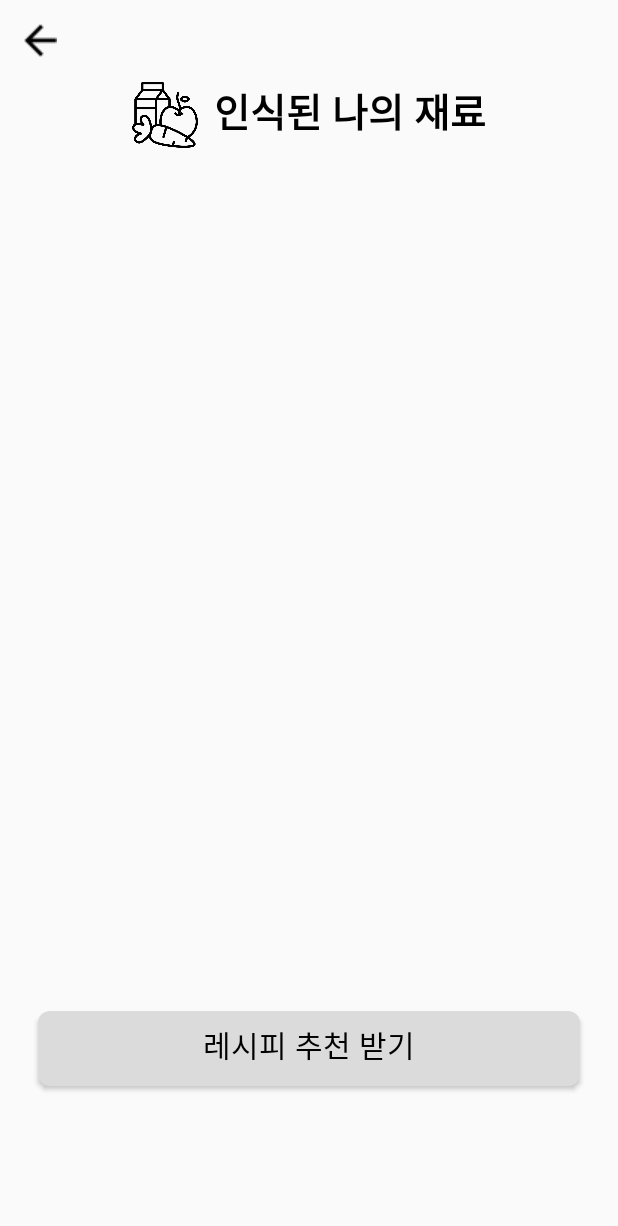
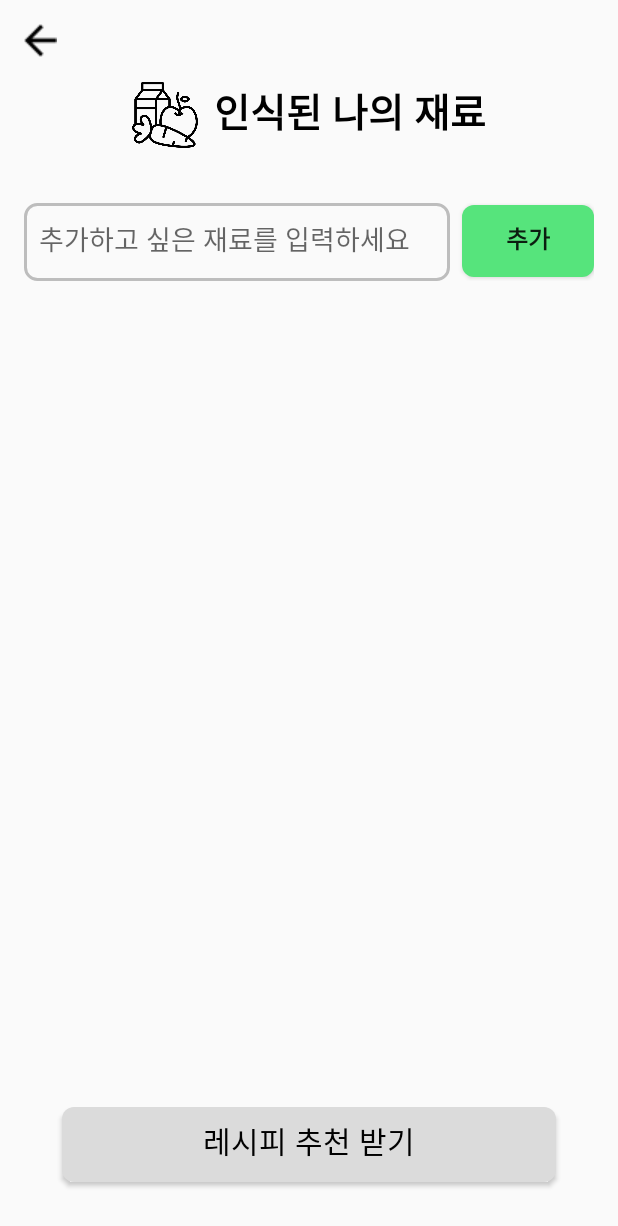
Before and after one commit to YeRimmm-Cho/FLOW_FE, an Android app built with Jetpack Compose: the CheckIngredientActivity screen opened directly, with no data from a screen before it, on a phone screen of 412 x 824 dp. Shown: the top 1226 px of the screen. Run offline under Robolectric (Android 15) with nearby library versions, the phone set to English and light mode, and no system bars; pictures from the network do not load.

Commit message:
Feat: 재료 추가 및 삭제 기능 구현

```diff
--- a/app/src/main/java/com/example/martfia/CheckIngredientActivity.kt
+++ b/app/src/main/java/com/example/martfia/CheckIngredientActivity.kt
@@ -2,8 +2,7 @@ package com.example.martfia
 
 import android.content.Intent
 import android.os.Bundle
-import android.widget.Button
-import android.widget.Toast
+import android.widget.*
 import androidx.appcompat.app.AppCompatActivity
 import androidx.recyclerview.widget.LinearLayoutManager
 import androidx.recyclerview.widget.RecyclerView
@@ -11,6 +10,7 @@ import com.example.martfia.adapter.IngredientAdapter
 import com.example.martfia.model.Ingredient
 import com.example.martfia.model.request.RecommendedRecipeRequest
 import com.example.martfia.model.response.RecommendedRecipeResponse
+import com.example.martfia.service.MartfiaRetrofitClient
 import com.example.martfia.service.RecommendedRecipeService
 import retrofit2.Call
 import retrofit2.Callback
@@ -18,50 +18,81 @@ import retrofit2.Response
 
 class CheckIngredientActivity : AppCompatActivity() {
 
+    private lateinit var ingredientAdapter: IngredientAdapter
+    private val ingredientList = mutableListOf<Ingredient>() // 재료 리스트
     private lateinit var recommendedRecipeService: RecommendedRecipeService
 
     override fun onCreate(savedInstanceState: Bundle?) {
         super.onCreate(savedInstanceState)
         setContentView(R.layout.activity_check_ingredient)
 
+        val backButton = findViewById<ImageView>(R.id.backButton)
+        val ingredientRecyclerView = findViewById<RecyclerView>(R.id.ingredientRecyclerView)
+        val ingredientEditText = findViewById<EditText>(R.id.ingredientEditText)
+        val addIngredientButton = findViewById<Button>(R.id.addIngredientButton)
+        val recommendRecipeButton = findViewById<Button>(R.id.recommendRecipeButton)
+
+        backButton.setOnClickListener { finish() }
+
         // RecyclerView 설정
-        val ingredientRecyclerView = findViewById<RecyclerView>(R.id.ingredientRecyclerView)
+        ingredientAdapter = IngredientAdapter(
+            ingredientList,
+            onDeleteClick = { ingredient -> deleteIngredient(ingredient) }
+        )
         ingredientRecyclerView.layoutManager = LinearLayoutManager(this)
+        ingredientRecyclerView.adapter = ingredientAdapter
 
-        // Intent로부터 재료 리스트 받기 (Ingredient 객체 리스트)
-        val ingredients = intent.getParcelableArrayListExtra<Ingredient>("saved_ingredients") ?: arrayListOf()
+        // 초기 재료 리스트 가져오기
+        val savedIngredients = intent.getParcelableArrayListExtra<Ingredient>("saved_ingredients") ?: arrayListOf()
+        ingredientList.addAll(savedIngredients)
+        ingredientAdapter.notifyDataSetChanged()
 
-        // 어댑터 설정
-        val adapter = IngredientAdapter(ingredients)
-        ingredientRecyclerView.adapter = adapter
+        // 재료 추가 버튼 클릭 이벤트
+        addIngredientButton.setOnClickListener {
+            val ingredientName = ingredientEditText.text.toString().trim()
+            if (ingredientName.isNotEmpty()) {
+                val newIngredient = Ingredient(image_url = "", name = ingredientName) // 이미지 URL은 비어 있을 수 있음
+                ingredientList.add(newIngredient)
+                ingredientAdapter.notifyItemInserted(ingredientList.size - 1)
+                ingredientEditText.text.clear()
+            } else {
+                Toast.makeText(this, "재료 이름을 입력하세요.", Toast.LENGTH_SHORT).show()
+            }
+        }
 
-        // "레시피 추천 받기" 버튼 설정
-        val recommendRecipeButton = findViewById<Button>(R.id.recommendRecipeButton)
+        // 레시피 추천 버튼 클릭 이벤트
         recommendRecipeButton.setOnClickListener {
-            // 레시피 추천 API 호출 (재료 리스트 넘김)
-            getRecommendedRecipes(ingredients)
+            if (ingredientList.isNotEmpty()) {
+                sendIngredientsToBackend()
+            } else {
+                Toast.makeText(this, "재료를 추가해주세요.", Toast.LENGTH_SHORT).show()
+            }
         }
     }
 
-    private fun getRecommendedRecipes(ingredients: List<Ingredient>) {
-        val ingredientNames = ingredients.map { it.name }
+    private fun deleteIngredient(ingredient: Ingredient) {
+        val index = ingredientList.indexOf(ingredient)
+        if (index != -1) {
+            ingredientList.removeAt(index)
+            ingredientAdapter.notifyItemRemoved(index)
+        }
+    }
 
-        if (ingredientNames.isEmpty()) {
-            Toast.makeText(this, "재료가 없습니다.", Toast.LENGTH_SHORT).show()
-            return
-        }
+    private fun sendIngredientsToBackend() {
+        val ingredientNames = ingredientList.map { it.name }
 
         val request = RecommendedRecipeRequest(
             ingredients = ingredientNames
         )
 
+        recommendedRecipeService = MartfiaRetrofitClient.createService(RecommendedRecipeService::class.java)
         recommendedRecipeService.getRecommendedRecipes(request).enqueue(object : Callback<RecommendedRecipeResponse> {
             override fun onResponse(call: Call<RecommendedRecipeResponse>, response: Response<RecommendedRecipeResponse>) {
                 if (response.isSuccessful) {
                     val recipeList = response.body()?.recipes
                     if (!recipeList.isNullOrEmpty()) {
                         val intent = Intent(this@CheckIngredientActivity, RecommendedRecipeActivity::class.java)
-                        intent.putParcelableArrayListExtra("recipe_list", ArrayList(recipeList)) // Parcelable로 리스트 전달
+                        intent.putParcelableArrayListExtra("recipe_list", ArrayList(recipeList)) // Parcelable로 전달
                         startActivity(intent)
                     } else {
                         Toast.makeText(this@CheckIngredientActivity, "추천 레시피가 없습니다.", Toast.LENGTH_SHORT).show()
@@ -76,5 +107,4 @@ class CheckIngredientActivity : AppCompatActivity() {
             }
         })
     }
-
 }
--- a/app/src/main/java/com/example/martfia/adapter/IngredientAdapter.kt
+++ b/app/src/main/java/com/example/martfia/adapter/IngredientAdapter.kt
@@ -10,11 +10,15 @@ import com.bumptech.glide.Glide
 import com.example.martfia.R
 import com.example.martfia.model.Ingredient
 
-class IngredientAdapter(private val ingredientList: List<Ingredient>) : RecyclerView.Adapter<IngredientAdapter.ViewHolder>() {
+class IngredientAdapter(
+    private val ingredientList: MutableList<Ingredient>,
+    private val onDeleteClick: (Ingredient) -> Unit // 삭제 버튼 클릭 처리
+) : RecyclerView.Adapter<IngredientAdapter.ViewHolder>() {
 
     class ViewHolder(view: View) : RecyclerView.ViewHolder(view) {
         val ingredientTextView: TextView = view.findViewById(R.id.ingredientTextView)
         val ingredientImageView: ImageView = view.findViewById(R.id.ingredientImageView)
+        val deleteButton: ImageView = view.findViewById(R.id.deleteButton)
         val dividerView: View = view.findViewById(R.id.dividerView)
     }
 
@@ -38,7 +42,12 @@ class IngredientAdapter(private val ingredientList: List<Ingredient>) : Recycler
             .error(R.drawable.ic_vege) // 로드 실패 시 이미지
             .into(holder.ingredientImageView)
 
-        // 마지막 항목인지 확인
+        // 삭제 버튼 클릭 이벤트 처리
+        holder.deleteButton.setOnClickListener {
+            onDeleteClick(ingredient)
+        }
+
+        // 마지막 항목인지 확인 후 구분선 처리
         if (position == ingredientList.size - 1) {
             holder.dividerView.visibility = View.GONE // 마지막 항목은 구분선 숨김
         } else {
--- /dev/null
+++ b/app/src/main/res/drawable/rec_stroke_grey.xml
@@ -0,0 +1,19 @@
+<shape xmlns:android="http://schemas.android.com/apk/res/android">
+    <!-- 투명한 배경 -->
+    <solid android:color="@android:color/transparent" />
+
+    <!-- 회색 테두리 -->
+    <stroke
+        android:width="2dp"
+        android:color="#BDBDBD" /> <!-- 테두리 색상 -->
+
+    <!-- 모서리 둥글게 설정 -->
+    <corners android:radius="8dp" />
+
+    <!-- 패딩 설정 -->
+    <padding
+        android:left="12dp"
+        android:top="12dp"
+        android:right="12dp"
+        android:bottom="12dp" />
+</shape>
--- a/app/src/main/res/layout/activity_check_ingredient.xml
+++ b/app/src/main/res/layout/activity_check_ingredient.xml
@@ -4,7 +4,7 @@
     android:layout_width="match_parent"
     android:layout_height="match_parent"
     android:orientation="vertical"
->
+    android:padding="16dp">
 
     <!-- 뒤로 가기 버튼 -->
     <ImageView
@@ -13,13 +13,14 @@
         android:layout_height="wrap_content"
         android:contentDescription="뒤로 가기"
         app:srcCompat="@drawable/ic_arrow_back"
-        android:layout_margin="16dp"/>
+        android:layout_marginBottom="16dp" />
 
     <LinearLayout
         android:layout_width="match_parent"
         android:layout_height="wrap_content"
         android:orientation="horizontal"
-        android:gravity="center">
+        android:gravity="center"
+        android:layout_marginBottom="35dp">
 
         <!-- 타이틀 아이콘 -->
         <ImageView
@@ -28,7 +29,7 @@
             android:layout_height="45dp"
             android:contentDescription="재료 아이콘"
             app:srcCompat="@drawable/ic_ingredient"
-            android:layout_marginEnd="10dp"/>
+            android:layout_marginEnd="10dp" />
 
         <!-- 타이틀 텍스트 -->
         <TextView
@@ -39,7 +40,37 @@
             android:textSize="26sp"
             android:textStyle="bold"
             android:fontFamily="@font/poppins_bold"
-            android:textColor="@android:color/black"/>
+            android:textColor="@android:color/black" />
+    </LinearLayout>
+
+    <!-- 재료 추가 영역 -->
+    <LinearLayout
+        android:layout_width="match_parent"
+        android:layout_height="wrap_content"
+        android:orientation="horizontal"
+        android:layout_marginBottom="30dp">
+
+        <!-- 재료 입력 -->
+        <EditText
+            android:id="@+id/ingredientEditText"
+            android:layout_width="0dp"
+            android:layout_height="wrap_content"
+            android:layout_weight="1"
+            android:hint="추가하고 싶은 재료를 입력하세요"
+            android:padding="10dp"
+            android:background="@drawable/rec_stroke_grey"
+            android:layout_marginEnd="8dp" />
+
+        <!-- 추가 버튼 -->
+        <Button
+            android:id="@+id/addIngredientButton"
+            android:layout_width="wrap_content"
+            android:layout_height="wrap_content"
+            android:text="추가"
+            android:textSize="16dp"
+            android:textFontWeight="700"
+            android:background="@drawable/button_rec_recommend"
+            android:padding="10dp" />
     </LinearLayout>
 
     <!-- RecyclerView -->
@@ -48,7 +79,8 @@
         android:layout_width="match_parent"
         android:layout_height="0dp"
         android:layout_weight="1"
-        android:layout_marginTop="30dp" />
+        android:clipToPadding="false"
+        android:paddingBottom="16dp" />
 
     <!-- 하단 버튼 -->
     <Button
@@ -61,6 +93,6 @@
         android:textColor="@android:color/black"
         android:layout_marginStart="25dp"
         android:layout_marginEnd="25dp"
-        android:layout_marginBottom="100dp"
-        android:layout_marginTop="30dp"/>
+        android:layout_marginBottom="20dp"
+        android:layout_marginTop="30dp" />
 </LinearLayout>
```
Also changed, not shown: app/src/main/res/layout/item_ingredient.xml (+10 -0 lines), app/src/main/res/drawable/ic_delete.png (added).
